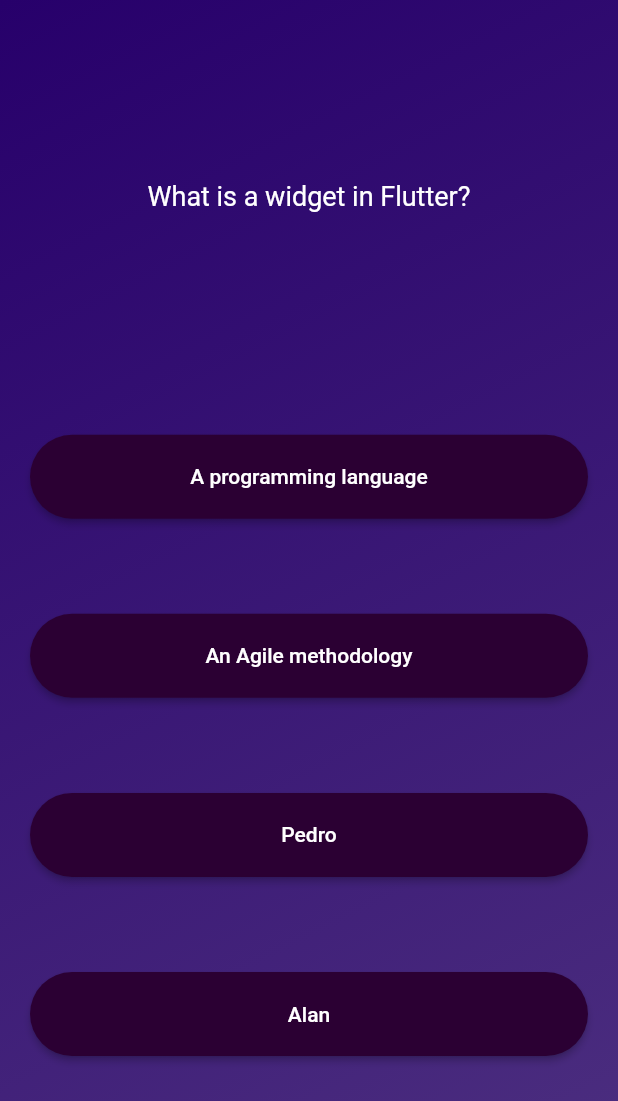
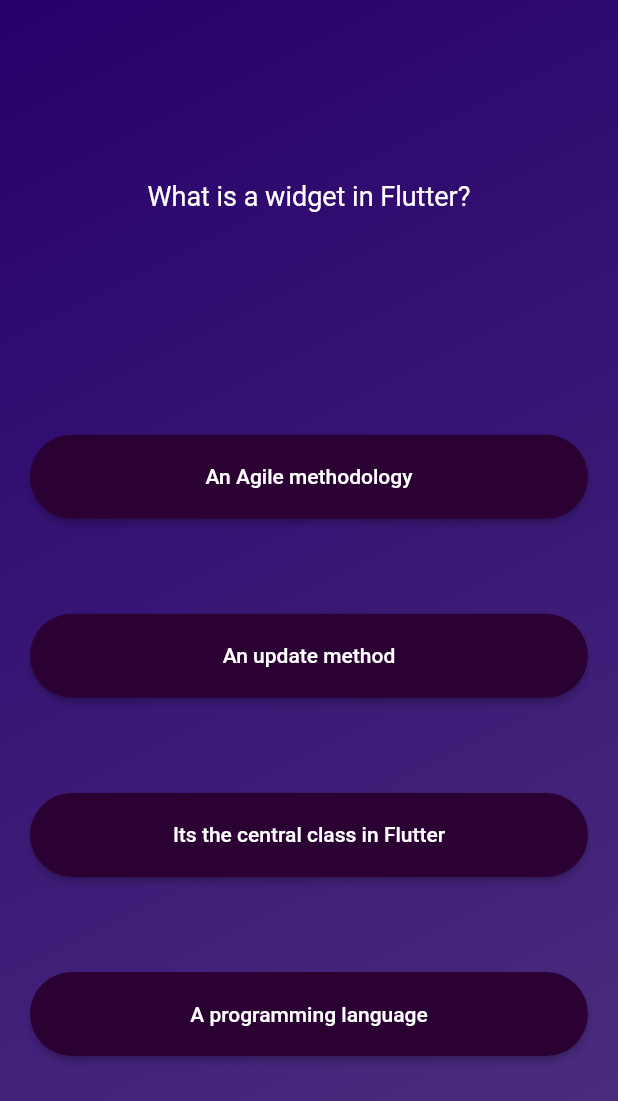
Before and after one commit to joaomacedocb/quiz_app, a Flutter app: the screen it shows after launch, after a tap on "Start quiz", on a phone screen of 412 x 824 dp. Shown: the top 1101 px of the screen. Run offline on Flutter 3.47's test engine with Material 2 defaults, Android fonts, the phone set to English and light mode, and no system bars.

```diff
--- a/lib/data/dumb_questions.dart
+++ b/lib/data/dumb_questions.dart
@@ -4,7 +4,9 @@ const questions = [
   QuizQuestions(
     'What is a widget in Flutter?',
     ['A programming language',
-    'An Agile methodology', 'Pedro', 'Alan'],
+    'An Agile methodology',
+    'Its the central class in Flutter',
+    'An update method'],
   ),
   QuizQuestions(
     'Em qual ano nós estamos?',
--- a/lib/models/quiz_questions.dart
+++ b/lib/models/quiz_questions.dart
@@ -3,4 +3,10 @@ class QuizQuestions {
 
   final String text;
   final List<String> answers;
+
+  List<String> getShuffledAnswers() {
+    final shuffledList = List.of(answers);
+    shuffledList.shuffle();
+    return shuffledList;
+  }
 }
--- a/lib/screens/questions_screen.dart
+++ b/lib/screens/questions_screen.dart
@@ -12,13 +12,26 @@ class QuestionScreen extends StatefulWidget {
 }
 
 class _QuestionScreenState extends State<QuestionScreen> {
+  var currentQuestionIndex = 0;
+
+  void answerQuestion() {
+    setState(() {
+      currentQuestionIndex = currentQuestionIndex + 1;
+    });
+  }
+
   @override
   Widget build(context) {
     final currentQuestion = questions[0];
 
     return Center(
       child: Container(
-        margin: const EdgeInsets.only(left: 20, right: 20, top: 120, bottom: 120,),
+        margin: const EdgeInsets.only(
+          left: 20,
+          right: 20,
+          top: 120,
+          bottom: 120,
+        ),
         child: Column(
           mainAxisAlignment: MainAxisAlignment.spaceBetween,
           crossAxisAlignment: CrossAxisAlignment.stretch,
@@ -34,11 +47,13 @@ class _QuestionScreenState extends State<QuestionScreen> {
             const SizedBox(
               height: 22,
             ),
-            ...currentQuestion.answers.map((answer) {
+            ...currentQuestion.getShuffledAnswers().map((answer) {
               return (AnswerButton(
-                answerText: answer, onTap: () {print('Hello!');}));
-              }
-            ),
+                  answerText: answer,
+                  onTap: answerQuestion,
+                  )
+                );
+            }),
           ],
         ),
       ),
```
